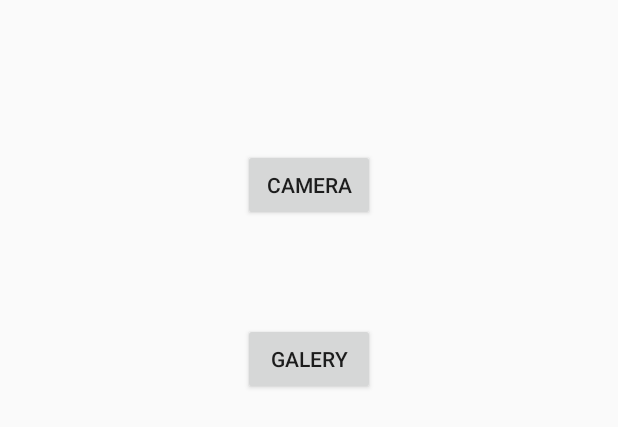
After one commit to romio20l/Android-traffic-sign-detection, an Android app: the layout home.xml on its own in the app's theme, with its tools: preview values and no code run, on a phone screen of 412 x 824 dp. The commit adds this screen. Shown: the top 427 px of the screen. Run offline under Robolectric (Android 15) with nearby library versions, the phone set to English and light mode, and no system bars.

Commit message:
some bugs

```diff
--- /dev/null
+++ b/app/src/main/res/layout/home.xml
@@ -0,0 +1,27 @@
+<?xml version="1.0" encoding="utf-8"?>
+<RelativeLayout xmlns:android="http://schemas.android.com/apk/res/android"
+    xmlns:app="http://schemas.android.com/apk/res-auto"
+    xmlns:tools="http://schemas.android.com/tools"
+    android:layout_width="match_parent"
+    android:layout_height="match_parent"
+    tools:context="com.example.romio.opencvtest.Home">
+
+    <Button
+        android:id="@+id/btnCamera"
+        android:layout_width="wrap_content"
+        android:layout_height="wrap_content"
+        android:layout_alignParentTop="true"
+        android:layout_centerHorizontal="true"
+        android:layout_marginTop="99dp"
+        android:text="camera" />
+
+    <Button
+        android:id="@+id/btnGalery"
+        android:layout_width="wrap_content"
+        android:layout_height="wrap_content"
+        android:layout_alignEnd="@+id/btnCamera"
+        android:layout_alignRight="@+id/btnCamera"
+        android:layout_below="@+id/btnCamera"
+        android:layout_marginTop="68dp"
+        android:text="galery" />
+</RelativeLayout>
--- a/app/src/main/res/layout/tutorial1_surface_view.xml
+++ b/app/src/main/res/layout/opencv_camera.xml
@@ -12,4 +12,5 @@
         opencv:show_fps="true"
         opencv:camera_id="any" />
 
+
 </FrameLayout>
```
Also changed, not shown: app/src/main/java/com/example/romio/opencvtest/Home.java (added, +56 -0 lines), app/src/main/java/com/example/romio/opencvtest/OpenCVCamera.java (renamed from app/src/main/java/com/example/romio/opencvtest/MainActivity.java, +50 -3 lines).
